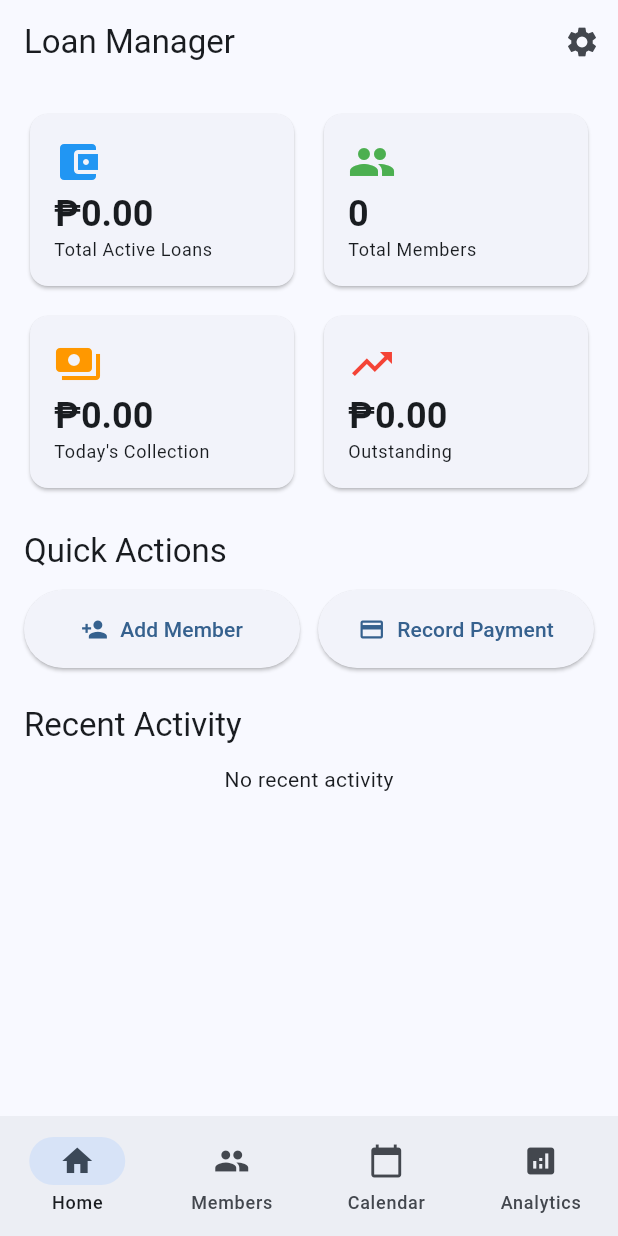
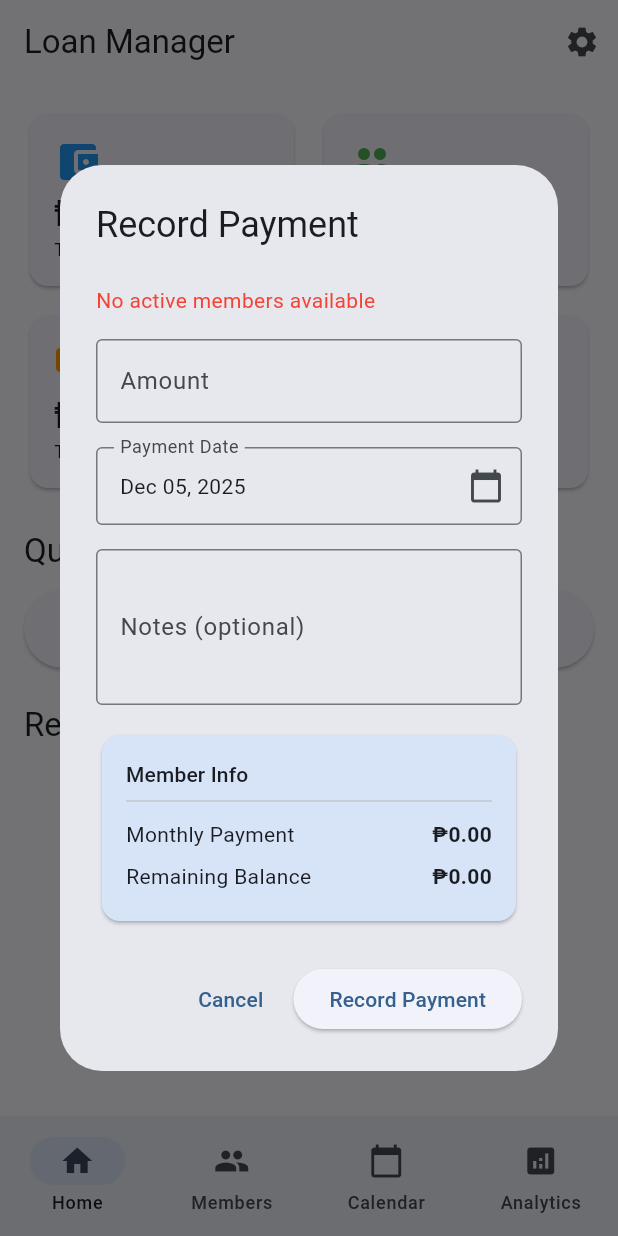
Before and after one commit to Ent1t/idunno, a Flutter app: the screen it shows after launch, after a tap on "Record Payment", on a phone screen of 412 x 824 dp. Run offline on Flutter 3.47's test engine with Material 3 defaults, Android fonts, the phone set to English and light mode, and no system bars; our stand-ins replace fl_chart, sqflite, table_calendar; accounts and stored records are empty.

```diff
--- /dev/null
+++ b/my_app/lib/screens/record_payment_dialog.dart
@@ -0,0 +1,246 @@
+import 'package:flutter/material.dart';
+import 'package:provider/provider.dart';
+import 'package:intl/intl.dart';
+import '../models/payment.dart';
+import '../models/member.dart';
+import '../providers/loan_provider.dart';
+
+class RecordPaymentDialog extends StatefulWidget {
+  final Member? preselectedMember;
+
+  const RecordPaymentDialog({super.key, this.preselectedMember});
+
+  @override
+  State<RecordPaymentDialog> createState() => _RecordPaymentDialogState();
+}
+
+class _RecordPaymentDialogState extends State<RecordPaymentDialog> {
+  final _formKey = GlobalKey<FormState>();
+  late TextEditingController _amountController;
+  late TextEditingController _notesController;
+  Member? _selectedMember;
+  DateTime _selectedDate = DateTime.now();
+
+  @override
+  void initState() {
+    super.initState();
+    _selectedMember = widget.preselectedMember;
+    _amountController = TextEditingController(
+      text: widget.preselectedMember?.monthlyPayment.toStringAsFixed(2) ?? '',
+    );
+    _notesController = TextEditingController();
+  }
+
+  @override
+  void dispose() {
+    _amountController.dispose();
+    _notesController.dispose();
+    super.dispose();
+  }
+
+  @override
+  Widget build(BuildContext context) {
+    return Dialog(
+      child: Container(
+        constraints: const BoxConstraints(maxWidth: 500),
+        padding: const EdgeInsets.all(24),
+        child: Form(
+          key: _formKey,
+          child: SingleChildScrollView(
+            child: Column(
+              mainAxisSize: MainAxisSize.min,
+              crossAxisAlignment: CrossAxisAlignment.stretch,
+              children: [
+                Text(
+                  'Record Payment',
+                  style: Theme.of(context).textTheme.headlineSmall,
+                ),
+                const SizedBox(height: 24),
+                Consumer<LoanProvider>(
+                  builder: (context, provider, child) {
+                    final activeMembers = provider.activeMembers;
+
+                    if (activeMembers.isEmpty) {
+                      return const Text(
+                        'No active members available',
+                        style: TextStyle(color: Colors.red),
+                      );
+                    }
+
+                    return DropdownButtonFormField<Member>(
+                      value: _selectedMember,
+                      decoration: const InputDecoration(
+                        labelText: 'Select Member',
+                        border: OutlineInputBorder(),
+                      ),
+                      items: activeMembers.map((member) {
+                        return DropdownMenuItem(
+                          value: member,
+                          child: Text(member.name),
+                        );
+                      }).toList(),
+                      onChanged: (Member? value) {
+                        setState(() {
+                          _selectedMember = value;
+                          if (value != null) {
+                            _amountController.text =
+                                value.monthlyPayment.toStringAsFixed(2);
+                          }
+                        });
+                      },
+                      validator: (value) {
+                        if (value == null) {
+                          return 'Please select a member';
+                        }
+                        return null;
+                      },
+                    );
+                  },
+                ),
+                const SizedBox(height: 16),
+                TextFormField(
+                  controller: _amountController,
+                  decoration: const InputDecoration(
+                    labelText: 'Amount',
+                    prefixText: '₱ ',
+                    border: OutlineInputBorder(),
+                  ),
+                  keyboardType: TextInputType.number,
+                  validator: (value) {
+                    if (value == null || value.isEmpty) {
+                      return 'Please enter the amount';
+                    }
+                    if (double.tryParse(value) == null) {
+                      return 'Please enter a valid number';
+                    }
+                    if (double.parse(value) <= 0) {
+                      return 'Amount must be greater than 0';
+                    }
+                    return null;
+                  },
+                ),
+                const SizedBox(height: 16),
+                InkWell(
+                  onTap: () async {
+                    final DateTime? picked = await showDatePicker(
+                      context: context,
+                      initialDate: _selectedDate,
+                      firstDate: DateTime(2020),
+                      lastDate: DateTime.now(),
+                    );
+                    if (picked != null) {
+                      setState(() {
+                        _selectedDate = picked;
+                      });
+                    }
+                  },
+                  child: InputDecorator(
+                    decoration: const InputDecoration(
+                      labelText: 'Payment Date',
+                      border: OutlineInputBorder(),
+                      suffixIcon: Icon(Icons.calendar_today),
+                    ),
+                    child: Text(
+                      DateFormat('MMM dd, yyyy').format(_selectedDate),
+                    ),
+                  ),
+                ),
+                const SizedBox(height: 16),
+                TextFormField(
+                  controller: _notesController,
+                  decoration: const InputDecoration(
+                    labelText: 'Notes (optional)',
+                    border: OutlineInputBorder(),
+                  ),
+                  maxLines: 3,
+                ),
+                if (_selectedMember != null) ...[
+                  const SizedBox(height: 16),
+                  Card(
+                    color: Theme.of(context).colorScheme.secondaryContainer,
+                    child: Padding(
+                      padding: const EdgeInsets.all(16),
+                      child: Column(
+                        crossAxisAlignment: CrossAxisAlignment.start,
+                        children: [
+                          Text(
+                            'Member Info',
+                            style: Theme.of(context).textTheme.titleSmall,
+                          ),
+                          const Divider(),
+                          _buildInfoRow(
+                            'Monthly Payment',
+                            '₱${_selectedMember!.monthlyPayment.toStringAsFixed(2)}',
+                          ),
+                          _buildInfoRow(
+                            'Remaining Balance',
+                            '₱${_selectedMember!.remainingBalance.toStringAsFixed(2)}',
+                          ),
+                        ],
+                      ),
+                    ),
+                  ),
+                ],
+                const SizedBox(height: 24),
+                Row(
+                  mainAxisAlignment: MainAxisAlignment.end,
+                  children: [
+                    TextButton(
+                      onPressed: () => Navigator.pop(context),
+                      child: const Text('Cancel'),
+                    ),
+                    const SizedBox(width: 8),
+                    ElevatedButton(
+                      onPressed: _recordPayment,
+                      child: const Text('Record Payment'),
+                    ),
+                  ],
+                ),
+              ],
+            ),
+          ),
+        ),
+      ),
+    );
+  }
+
+  Widget _buildInfoRow(String label, String value) {
+    return Padding(
+      padding: const EdgeInsets.symmetric(vertical: 4),
+      child: Row(
+        mainAxisAlignment: MainAxisAlignment.spaceBetween,
+        children: [
+          Text(label),
+          Text(
+            value,
+            style: const TextStyle(fontWeight: FontWeight.bold),
+          ),
+        ],
+      ),
+    );
+  }
+
+  void _recordPayment() {
+    if (_formKey.currentState!.validate()) {
+      final amount = double.parse(_amountController.text);
+
+      final payment = Payment(
+        memberId: _selectedMember!.id!,
+        amount: amount,
+        paymentDate: _selectedDate,
+        notes: _notesController.text.isEmpty ? null : _notesController.text,
+      );
+
+      Provider.of<LoanProvider>(context, listen: false).recordPayment(payment);
+
+      ScaffoldMessenger.of(context).showSnackBar(
+        SnackBar(
+          content: Text('Payment of ₱${amount.toStringAsFixed(2)} recorded'),
+          backgroundColor: Colors.green,
+        ),
+      );
+
+      Navigator.pop(context);
+    }
+  }
+}
```
Also changed, not shown: my_app/lib/screens/home_screen.dart (+20 -3 lines).
